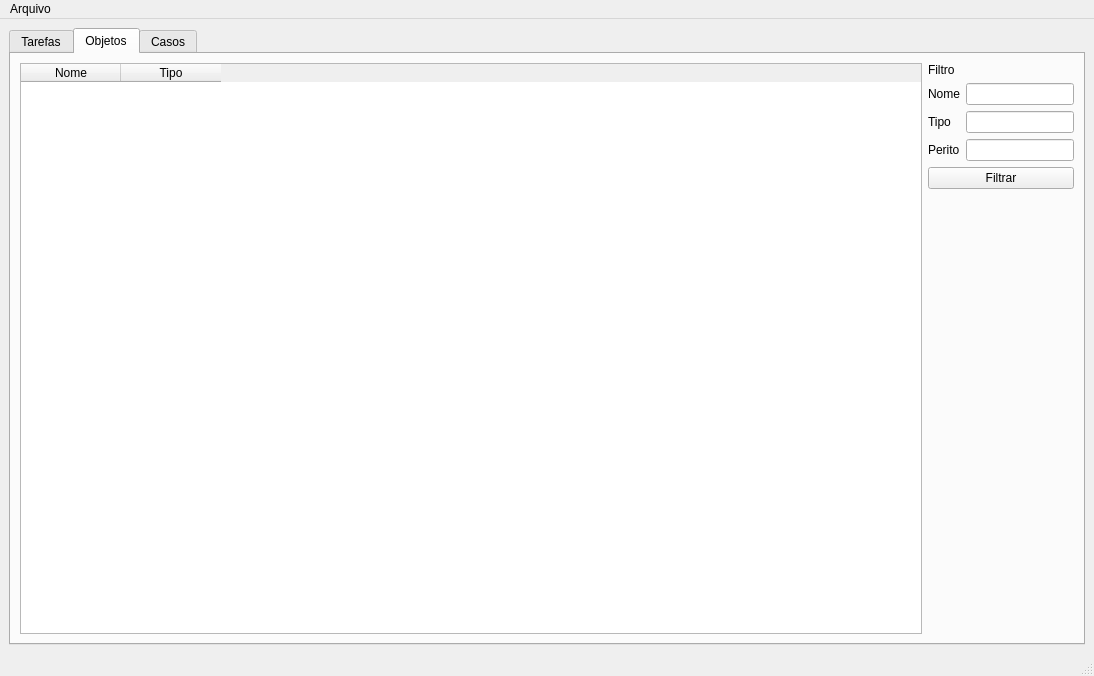
Qt form tools/sinf_tasks/main_window.ui (renatormc/sinftools) before a commit.
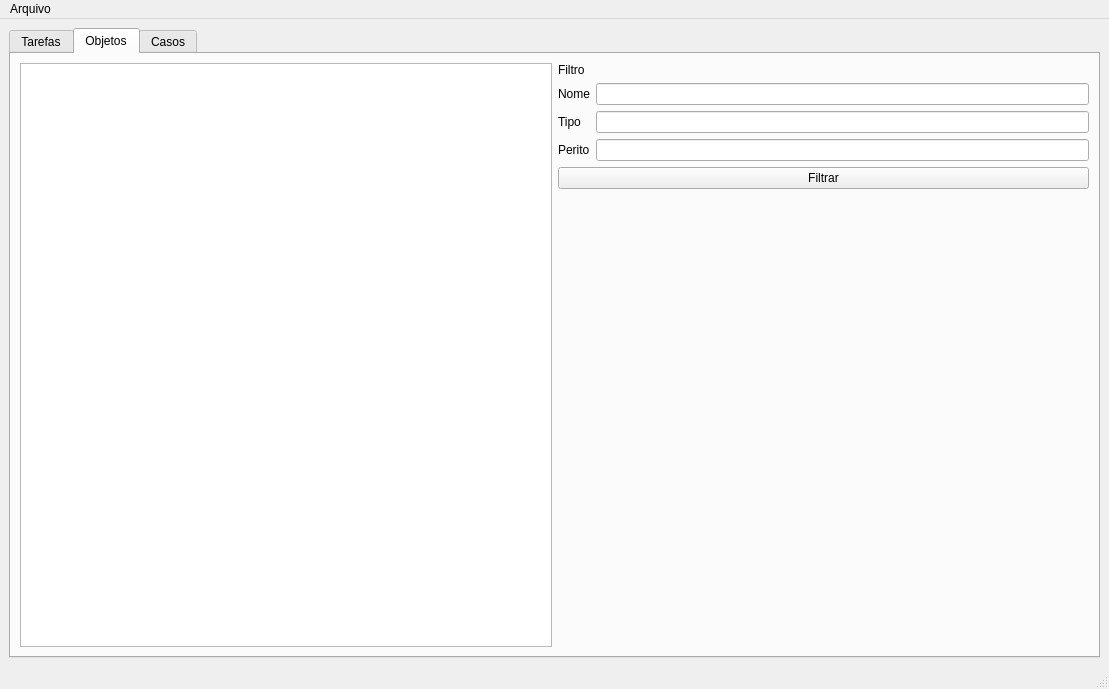
The same form after that commit.

Diff of the .ui file:
```diff
--- a/tools/sinf_tasks/main_window.ui
+++ b/tools/sinf_tasks/main_window.ui
@@ -6,8 +6,8 @@
    <rect>
     <x>0</x>
     <y>0</y>
-    <width>1094</width>
-    <height>676</height>
+    <width>1109</width>
+    <height>689</height>
    </rect>
   </property>
   <property name="windowTitle">
@@ -53,25 +53,15 @@
        <attribute name="title">
         <string>Objetos</string>
        </attribute>
-       <layout class="QHBoxLayout" name="horizontalLayout" stretch="3,0">
+       <layout class="QHBoxLayout" name="horizontalLayout" stretch="0,0">
         <item>
-         <widget class="QTableWidget" name="tbw_objetos">
+         <widget class="QTableView" name="tbv_objetos">
           <property name="selectionMode">
            <enum>QAbstractItemView::SingleSelection</enum>
           </property>
           <property name="selectionBehavior">
            <enum>QAbstractItemView::SelectRows</enum>
           </property>
-          <column>
-           <property name="text">
-            <string>Nome</string>
-           </property>
-          </column>
-          <column>
-           <property name="text">
-            <string>Tipo</string>
-           </property>
-          </column>
          </widget>
         </item>
         <item>
@@ -155,8 +145,8 @@
     <rect>
      <x>0</x>
      <y>0</y>
-     <width>1094</width>
-     <height>21</height>
+     <width>1109</width>
+     <height>20</height>
     </rect>
    </property>
    <widget class="QMenu" name="menuArquivo">
```
